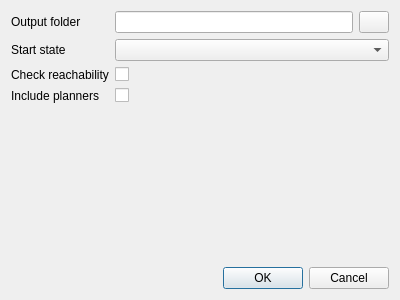
Above: moveit_ros/benchmarks_gui/src/ui/run_benchmark_dialog.ui from moveit/moveit before the change. Below: the same form after it.
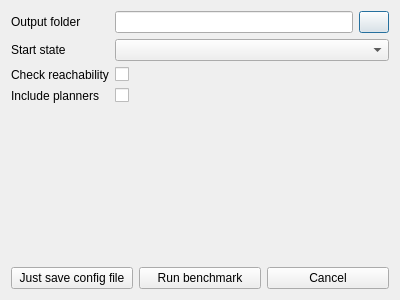
That is the form after the change.

Commit message: Allow user to start the benchmark pipeline from the GUI

What changed in the file:
```diff
--- a/moveit_ros/benchmarks_gui/src/ui/run_benchmark_dialog.ui
+++ b/moveit_ros/benchmarks_gui/src/ui/run_benchmark_dialog.ui
@@ -103,17 +103,29 @@
     </spacer>
    </item>
    <item>
-    <widget class="QDialogButtonBox" name="benchmark_button_box">
-     <property name="enabled">
-      <bool>true</bool>
-     </property>
-     <property name="orientation">
-      <enum>Qt::Horizontal</enum>
-     </property>
-     <property name="standardButtons">
-      <set>QDialogButtonBox::Cancel|QDialogButtonBox::Ok</set>
-     </property>
-    </widget>
+    <layout class="QHBoxLayout" name="horizontalLayout_2">
+     <item>
+      <widget class="QPushButton" name="save_config_button">
+       <property name="text">
+        <string>Just save config file</string>
+       </property>
+      </widget>
+     </item>
+     <item>
+      <widget class="QPushButton" name="run_benchmark_button">
+       <property name="text">
+        <string>Run benchmark</string>
+       </property>
+      </widget>
+     </item>
+     <item>
+      <widget class="QPushButton" name="cancel_button">
+       <property name="text">
+        <string>Cancel</string>
+       </property>
+      </widget>
+     </item>
+    </layout>
    </item>
   </layout>
  </widget>
```
Left out of the diff: 35 changed lines with no effect on the pictures. The commit also changes 7 other files.
